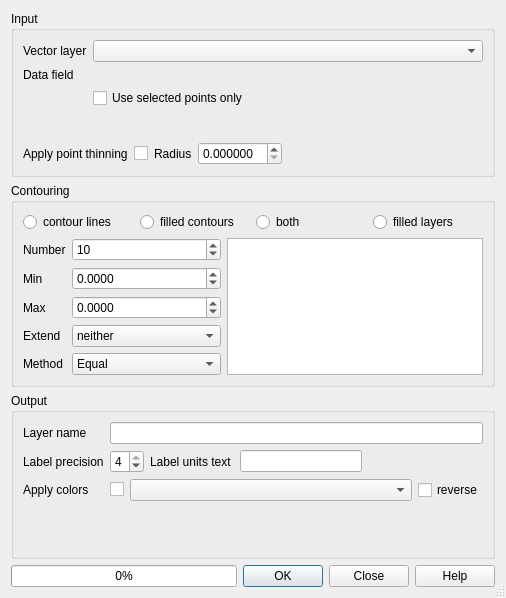
This is contour/frmContour.ui in ccrook/QGIS-Contour-Plugin as Qt 5 draws it before an edit. The edited form follows.
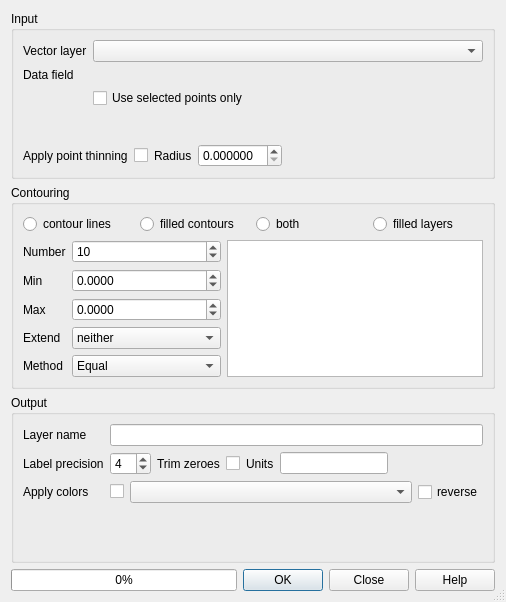
This is the edited form. Custom widgets are drawn as their Qt base class.

Diff of the .ui file:
```diff
--- a/contour/frmContour.ui
+++ b/contour/frmContour.ui
@@ -10,7 +10,7 @@
     <x>0</x>
     <y>0</y>
     <width>506</width>
-    <height>598</height>
+    <height>602</height>
    </rect>
   </property>
   <property name="windowTitle">
@@ -439,17 +439,31 @@
              <number>0</number>
             </property>
             <property name="maximum">
-             <number>4</number>
+             <number>10</number>
             </property>
             <property name="value">
              <number>4</number>
             </property>
            </widget>
           </item>
+          <item>
+           <widget class="QLabel" name="label_14">
+            <property name="text">
+             <string>Trim zeroes</string>
+            </property>
+           </widget>
+          </item>
+          <item>
+           <widget class="QCheckBox" name="uTrimZeroes">
+            <property name="text">
+             <string/>
+            </property>
+           </widget>
+          </item>
           <item>
            <widget class="QLabel" name="label_12">
             <property name="text">
-             <string>Label units text </string>
+             <string>Units</string>
             </property>
             <property name="buddy">
              <cstring>uLabelUnits</cstring>
```
Left out of the diff: 4 changed lines with no effect on the pictures.
